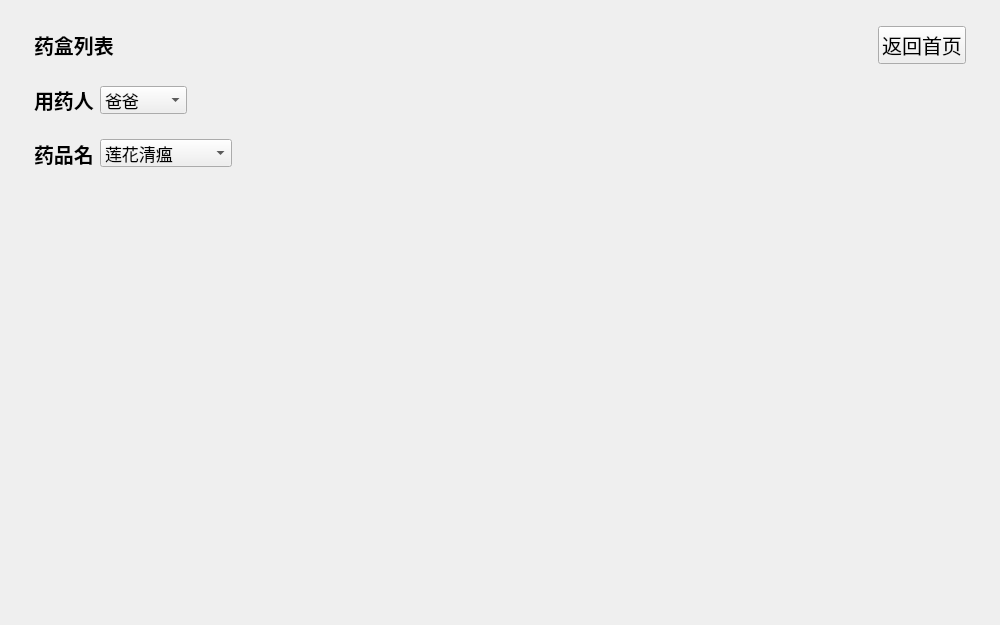
Before: the Qt Designer form med_list.ui in tongvvv/medicineBox, drawn with Qt 5.
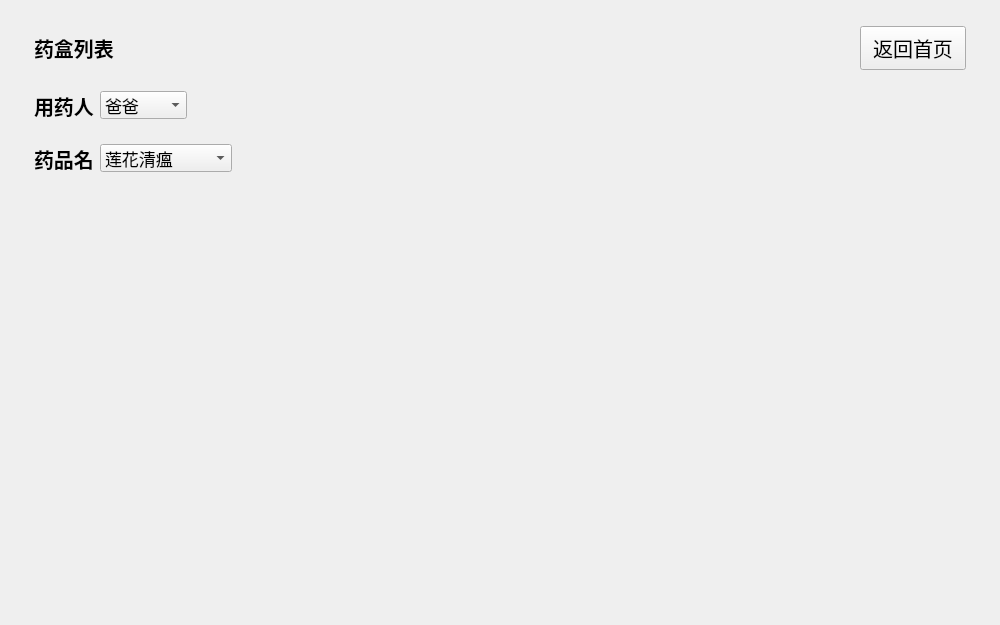
After: the same form once the commit is applied.

```diff
--- a/med_list.ui
+++ b/med_list.ui
@@ -78,7 +78,7 @@
          </font>
         </property>
         <property name="styleSheet">
-         <string notr="true"/>
+         <string notr="true">padding: 6px 12px;</string>
         </property>
         <property name="text">
          <string>返回首页</string>
@@ -294,7 +294,10 @@
        <property name="bottomMargin">
         <number>20</number>
        </property>
-       <property name="spacing">
+       <property name="horizontalSpacing">
+        <number>30</number>
+       </property>
+       <property name="verticalSpacing">
         <number>50</number>
        </property>
       </layout>
```
